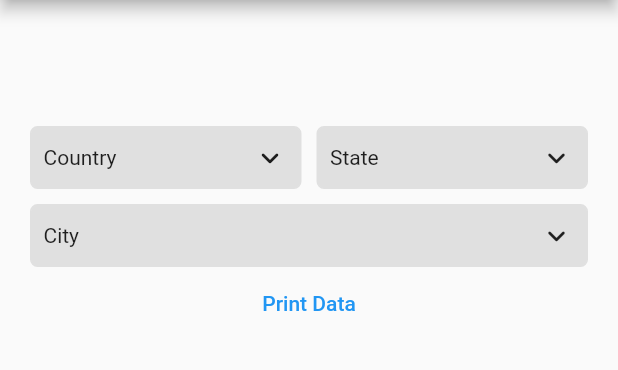
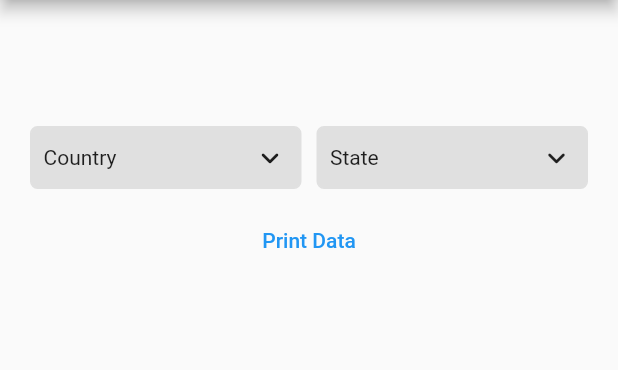
Before and after one commit to altafc22/csc_picker, a Flutter app: the screen it shows after launch, on a phone screen of 412 x 824 dp, the part 84-454 px from its top. Run offline on Flutter 3.47's test engine with Material 2 defaults, Android fonts, the phone set to English and light mode, and no system bars.

Commit message:
* Added new feature to enable disable state and city dropdown * Supports Flutter Web

```diff
--- a/example/lib/main.dart
+++ b/example/lib/main.dart
@@ -50,6 +50,8 @@ class _MyHomePageState extends State<MyHomePage> {
               children: [
                 ///Adding CSC Picker Widget in app
                 CSCPicker(
+                  showStates: true, ///Enable disable state dropdown
+                  showCities: false, /// Enable disable city drop down
                   ///triggers once country selected in dropdown
                   onCountryChanged: (value) {
                     setState(() {
--- a/lib/csc_picker.dart
+++ b/lib/csc_picker.dart
@@ -15,7 +15,7 @@ class CSCPicker extends StatefulWidget {
 
   ///Parameters to change style of CSC Picker
   final TextStyle style;
-  final bool showFlag;
+  final bool showFlag,showStates,showCities;
   final Layout layout;
 
   ///CSC Picker Constructor
@@ -26,7 +26,9 @@ class CSCPicker extends StatefulWidget {
       this.onCityChanged,
       this.style,
       this.showFlag = true,
-      this.layout = Layout.horizontal})
+      this.layout = Layout.horizontal,
+      this.showStates = true,
+      this.showCities = true})
       : super(key: key);
 
   @override
@@ -203,16 +205,14 @@ class _CSCPickerState extends State<CSCPicker> {
                     mainAxisAlignment: MainAxisAlignment.spaceEvenly,
                     children: <Widget>[
                       Expanded(child: countryDropdown()),
-                      SizedBox(
-                        width: 10.0,
-                      ),
-                      Expanded(child: stateDropdown()),
+                      widget.showStates?SizedBox(width: 10.0,):Container(),
+                      widget.showStates?Expanded(child: stateDropdown()):Container(),
                     ],
                   ),
                   SizedBox(
                     height: 10.0,
                   ),
-                  cityDropdown()
+                 widget.showStates && widget.showCities ? cityDropdown():Container()
                 ],
               ),
       ],
--- a/pubspec.yaml
+++ b/pubspec.yaml
@@ -1,6 +1,6 @@
 name: csc_picker
 description: A flutter package to display list of Countries, States and Cities depends on Selected, also you can search country, state, and city all around the world.
-version: 0.0.5
+version: 0.0.6
 homepage: https://github.com/altafc22/csc_picker
 
 environment:
```
Also changed, not shown: example/pubspec.lock, 3 other files.
